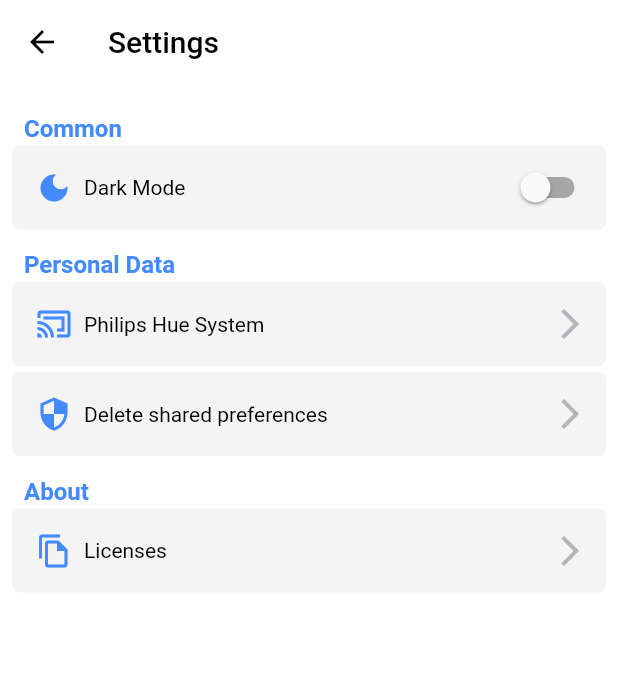
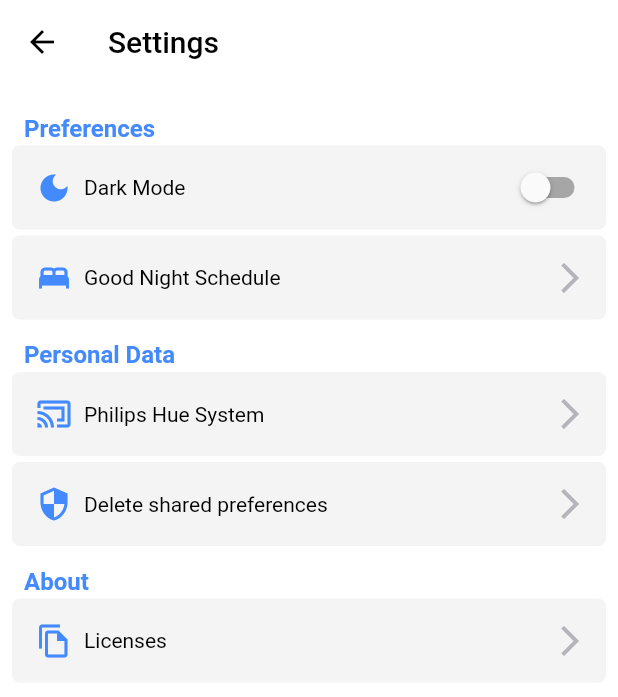
Before and after one commit to ASWE-PDA/Personal-Digital-Agent, a Flutter app: the SettingsPage screen opened directly, on a phone screen of 412 x 824 dp. Shown: the top 697 px of the screen. Run offline on Flutter 3.47's test engine with Material 2 defaults, Android fonts, the light colour scheme and no system bars; our stand-ins replace flutter_local_notifications, flutter_tts, google_nav_bar, shared_preferences, timezone; missing offline and left inert: alarm; accounts and stored records are empty.

Commit message:
add settings for schedule and notification scheduler

```diff
--- a/lib/UseCases/use_case.dart
+++ b/lib/UseCases/use_case.dart
@@ -2,11 +2,9 @@
 /// use cases are triggered by the state machine
 /// or proactively by the use case itself
 abstract class UseCase {
-  Map<String, dynamic> settings = {};
-
   /// method that is called by the state machine to execute use case
   void execute(String trigger);
 
   /// method that triggers use case proactively
-  bool checkTrigger();
+  Future<bool> checkTrigger();
 }
--- a/lib/main.dart
+++ b/lib/main.dart
@@ -3,6 +3,7 @@ import 'package:google_nav_bar/google_nav_bar.dart';
 import 'package:luna/Services/SmartHome/bridge_model.dart';
 import 'package:luna/Themes/main_theme.dart';
 import 'package:luna/Themes/theme_model.dart';
+import 'package:luna/UseCases/good_night_model.dart';
 import 'package:provider/provider.dart';
 import 'package:alarm/alarm.dart';
 
@@ -16,6 +17,7 @@ void main() async {
   runApp(MultiProvider(
     providers: [
       ChangeNotifierProvider(create: ((context) => BridgeModel())),
+      ChangeNotifierProvider(create: ((context) => GoodNightModel())),
     ],
     child: const MyApp(),
   ));
--- a/lib/settings.dart
+++ b/lib/settings.dart
@@ -1,8 +1,10 @@
 import 'package:flutter/material.dart';
 import 'package:luna/Dialogs/delete_dialog.dart';
+import 'package:luna/Screens/good_night_schedule_screen.dart';
 import 'package:luna/Screens/philips_hue_screen.dart';
 import 'package:luna/Services/SmartHome/bridge_model.dart';
 import 'package:luna/Themes/theme_model.dart';
+import 'package:luna/UseCases/good_night_model.dart';
 import 'package:luna/Widgets/settings_section.dart';
 import 'package:luna/Widgets/settings_widget.dart';
 import 'package:provider/provider.dart';
@@ -18,12 +20,14 @@ class _SettingsPage extends State<SettingsPage> {
     return Consumer(builder: (context, ThemeModel themeNotifier, child) {
       bool value = themeNotifier.isDark;
       return Consumer(builder: (context, BridgeModel userModel, child) {
+        return Consumer(
+            builder: (builder, GoodNightModel goodNightModel, child) {
           return Scaffold(
               appBar: AppBar(title: Text("Settings")),
               body: Container(
                   padding: EdgeInsets.all(8.0),
                   child: ListView(children: [
-                  SettingsSection(title: "Common", children: [
+                    SettingsSection(title: "Preferences", children: [
                       SettingsWidget(
                         action: Switch.adaptive(
                           activeColor: Theme.of(context).primaryColor,
@@ -36,7 +40,53 @@ class _SettingsPage extends State<SettingsPage> {
                         title: "Dark Mode",
                         icon: Icon(Icons.dark_mode),
                         paddingRight: 8.0,
+                      ),
+                      SettingsWidget(
+                        preventActionOverflow: true,
+                        action: (goodNightModel.hours == null ||
+                                goodNightModel.minutes == null)
+                            ? IconButton(
+                                onPressed: () {
+                                  Navigator.push(
+                                    context,
+                                    MaterialPageRoute(
+                                      builder: (context) =>
+                                          GoodNightScheduleScreen(),
+                                    ),
+                                  );
+                                },
+                                icon: Icon(Icons.arrow_forward_ios),
+                                color: Theme.of(context).colorScheme.tertiary,
                               )
+                            : TextButton(
+                                child: Container(
+                                  padding: const EdgeInsets.only(right: 8.0),
+                                  child: Text(
+                                    goodNightModel.getPreferencesAsString(),
+                                    style: TextStyle(
+                                        color: Theme.of(context)
+                                            .colorScheme
+                                            .tertiary),
+                                    overflow: TextOverflow.ellipsis,
+                                    maxLines: 1,
+                                  ),
+                                ),
+                                onPressed: () {
+                                  Navigator.push(
+                                    context,
+                                    MaterialPageRoute(
+                                      builder: (context) =>
+                                          GoodNightScheduleScreen(
+                                        time: goodNightModel
+                                            .getPreferencesAsString(),
+                                      ),
+                                    ),
+                                  );
+                                },
+                              ),
+                        title: "Good Night Schedule",
+                        icon: Icon(Icons.bed),
+                      ),
                     ]),
                     SettingsSection(title: "Personal Data", children: [
                       SettingsWidget(
@@ -120,5 +170,6 @@ class _SettingsPage extends State<SettingsPage> {
                   ])));
         });
       });
+    });
   }
 }
```
Also changed, not shown: lib/Screens/good_night_schedule_screen.dart (added, +95 -0 lines), lib/Services/notification_service.dart (renamed from lib/Services/notification.dart, +10 -7 lines), lib/UseCases/good_night_model.dart (added, +59 -0 lines), lib/UseCases/good_night_preferences.dart (added, +38 -0 lines), lib/UseCases/good_night_use_case.dart (+45 -10 lines), lib/chat.dart (+3 -15 lines). Lines whose indentation alone changed are shown as unchanged.
